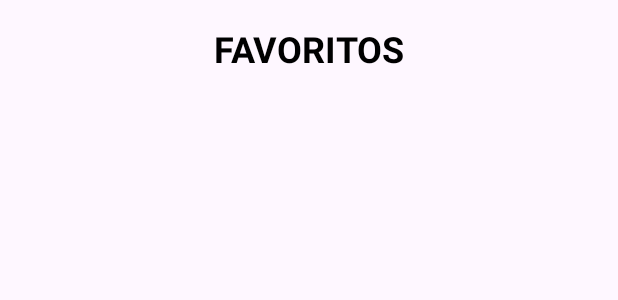
After one commit to alejo190404/Taller1-Movil, an Android app: the layout activity_favoritos.xml on its own in the app's theme, with its tools: preview values and no code run, on a phone screen of 412 x 824 dp. The commit adds this screen. Shown: the top 300 px of the screen. Run offline under Robolectric (Android 15) with nearby library versions, the phone set to English and light mode, and no system bars.

Commit message:
Feature de favoritos implementado. No se permite añadir un destino más de una vez y almacena favoritos en companion objects

```diff
--- a/app/src/main/AndroidManifest.xml
+++ b/app/src/main/AndroidManifest.xml
@@ -12,6 +12,9 @@
         android:supportsRtl="true"
         android:theme="@style/Theme.Taller1"
         tools:targetApi="31">
+        <activity
+            android:name=".FavoritosActivity"
+            android:exported="false" />
         <activity
             android:name=".DetalleDestinosActivity"
             android:exported="false" />
--- a/app/src/main/java/com/example/taller1/Data.kt
+++ b/app/src/main/java/com/example/taller1/Data.kt
@@ -9,6 +9,7 @@ import java.io.InputStream
 class Data {
     companion object {
         var ARREGLO_DESTINOS: JSONArray = JSONArray()
+        var ARREGLO_FAVORITOS: MutableList<JSONObject> = mutableListOf()
 
         fun initialize(context: Context) {
             try {
--- a/app/src/main/java/com/example/taller1/MainActivity.kt
+++ b/app/src/main/java/com/example/taller1/MainActivity.kt
@@ -33,7 +33,7 @@ class MainActivity : AppCompatActivity(), AdapterView.OnItemSelectedListener {
         }
 
         botonFavoritos.setOnClickListener{
-            crearIntentFavoritos()
+            startActivity(Intent(this, FavoritosActivity::class.java))
         }
 
         botonRecomendaciones.setOnClickListener{
@@ -48,10 +48,6 @@ class MainActivity : AppCompatActivity(), AdapterView.OnItemSelectedListener {
         startActivity(intent)
     }
 
-    private fun crearIntentFavoritos(){
-
-    }
-
     private fun crearIntentRecomendaciones(){
 
     }
--- /dev/null
+++ b/app/src/main/res/layout/activity_favoritos.xml
@@ -0,0 +1,27 @@
+<?xml version="1.0" encoding="utf-8"?>
+<RelativeLayout xmlns:android="http://schemas.android.com/apk/res/android"
+    android:layout_height="match_parent"
+    android:layout_width="match_parent"
+    android:padding="16dp"
+    >
+
+    <TextView
+        android:id="@+id/titleFavoritos"
+        android:layout_width="match_parent"
+        android:layout_height="wrap_content"
+        android:text="FAVORITOS"
+        android:textSize="24sp"
+        android:gravity="center"
+        android:textColor="@android:color/black"
+        android:textStyle="bold"
+        />
+
+    <ListView
+        android:id="@+id/favoritosListView"
+        android:layout_width="match_parent"
+        android:layout_height="match_parent"
+        android:layout_below="@+id/titleFavoritos"
+        android:layout_marginTop="16dp"
+        />
+
+</RelativeLayout>
```
Also changed, not shown: app/src/main/java/com/example/taller1/DetalleDestinosActivity.kt (+58 -17 lines), app/src/main/java/com/example/taller1/FavoritosActivity.kt (added, +33 -0 lines).
